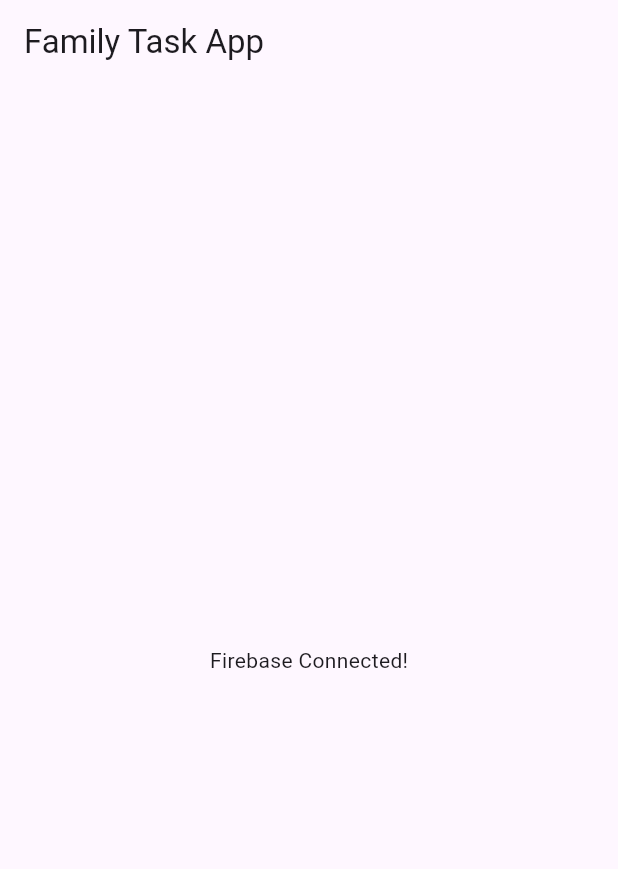
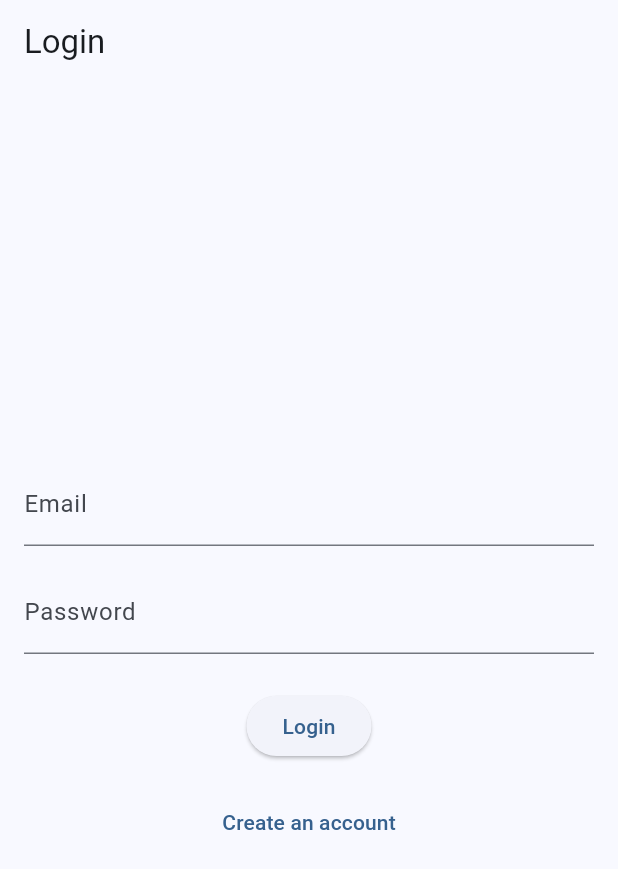
Before and after one commit to m-rameezkhan/family_task_app, a Flutter app: the screen it shows after launch, on a phone screen of 412 x 824 dp. Shown: the top 869 px of the screen. Run offline on Flutter 3.47's test engine with Material 3 defaults, Android fonts, the light colour scheme and no system bars; our stand-ins replace firebase_auth, firebase_core, flutter_bloc; accounts and stored records are empty; generated files the repository leaves out were written again.

Commit message:
feat: implement Firebase authentication

```diff
--- /dev/null
+++ b/lib/features/authentication/data/repositories/auth_repository.dart
@@ -0,0 +1,37 @@
+import 'package:firebase_auth/firebase_auth.dart';
+
+class AuthRepository {
+  final FirebaseAuth _firebaseAuth;
+
+  AuthRepository({
+    FirebaseAuth? firebaseAuth,
+  }) : _firebaseAuth = firebaseAuth ?? FirebaseAuth.instance;
+
+  Stream<User?> get authStateChanges => _firebaseAuth.authStateChanges();
+
+  User? get currentUser => _firebaseAuth.currentUser;
+
+  Future<UserCredential> signIn({
+    required String email,
+    required String password,
+  }) {
+    return _firebaseAuth.signInWithEmailAndPassword(
+      email: email,
+      password: password,
+    );
+  }
+
+  Future<UserCredential> signUp({
+    required String email,
+    required String password,
+  }) {
+    return _firebaseAuth.createUserWithEmailAndPassword(
+      email: email,
+      password: password,
+    );
+  }
+
+  Future<void> signOut() {
+    return _firebaseAuth.signOut();
+  }
+}
--- /dev/null
+++ b/lib/features/authentication/presentation/bloc/auth_bloc.dart
@@ -0,0 +1,81 @@
+import 'package:flutter_bloc/flutter_bloc.dart';
+import 'package:firebase_auth/firebase_auth.dart';
+
+import '../../data/repositories/auth_repository.dart';
+import 'auth_event.dart';
+import 'auth_state.dart';
+
+class AuthBloc extends Bloc<AuthEvent, AuthState> {
+  final AuthRepository _authRepository;
+
+  AuthBloc({
+    required this._authRepository,
+  }) : super(AuthInitial()) {
+    on<AuthCheckRequested>(_onAuthCheckRequested);
+    on<AuthLoginRequested>(_onLoginRequested);
+    on<AuthSignupRequested>(_onSignupRequested);
+    on<AuthLogoutRequested>(_onLogoutRequested);
+  }
+
+  Future<void> _onAuthCheckRequested(
+    AuthCheckRequested event,
+    Emitter<AuthState> emit,
+  ) async {
+    final user = _authRepository.currentUser;
+
+    if (user != null) {
+      emit(AuthAuthenticated(user));
+    } else {
+      emit(AuthUnauthenticated());
+    }
+  }
+
+  Future<void> _onLoginRequested(
+    AuthLoginRequested event,
+    Emitter<AuthState> emit,
+  ) async {
+    emit(AuthLoading());
+
+    try {
+      final result = await _authRepository.signIn(
+        email: event.email,
+        password: event.password,
+      );
+
+      emit(AuthAuthenticated(result.user!));
+    } on FirebaseAuthException catch (e) {
+      emit(AuthFailure(e.message ?? 'Login failed.'));
+    } catch (_) {
+      emit(AuthFailure('Something went wrong.'));
+    }
+  }
+
+  Future<void> _onSignupRequested(
+    AuthSignupRequested event,
+    Emitter<AuthState> emit,
+  ) async {
+    emit(AuthLoading());
+
+    try {
+      final result = await _authRepository.signUp(
+        email: event.email,
+        password: event.password,
+      );
+
+      emit(AuthAuthenticated(result.user!));
+    } on FirebaseAuthException catch (e) {
+      emit(AuthFailure(e.message ?? 'Signup failed.'));
+    } catch (_) {
+      emit(AuthFailure('Something went wrong.'));
+    }
+  }
+
+  Future<void> _onLogoutRequested(
+    AuthLogoutRequested event,
+    Emitter<AuthState> emit,
+  ) async {
+    await _authRepository.signOut();
+
+    emit(AuthUnauthenticated());
+  }
+}
--- /dev/null
+++ b/lib/features/authentication/presentation/bloc/auth_event.dart
@@ -0,0 +1,25 @@
+abstract class AuthEvent {}
+
+class AuthCheckRequested extends AuthEvent {}
+
+class AuthLoginRequested extends AuthEvent {
+  final String email;
+  final String password;
+
+  AuthLoginRequested({
+    required this.email,
+    required this.password,
+  });
+}
+
+class AuthSignupRequested extends AuthEvent {
+  final String email;
+  final String password;
+
+  AuthSignupRequested({
+    required this.email,
+    required this.password,
+  });
+}
+
+class AuthLogoutRequested extends AuthEvent {}
--- /dev/null
+++ b/lib/features/authentication/presentation/bloc/auth_state.dart
@@ -0,0 +1,21 @@
+import 'package:firebase_auth/firebase_auth.dart';
+
+abstract class AuthState {}
+
+class AuthInitial extends AuthState {}
+
+class AuthLoading extends AuthState {}
+
+class AuthAuthenticated extends AuthState {
+  final User user;
+
+  AuthAuthenticated(this.user);
+}
+
+class AuthUnauthenticated extends AuthState {}
+
+class AuthFailure extends AuthState {
+  final String message;
+
+  AuthFailure(this.message);
+}
--- /dev/null
+++ b/lib/features/authentication/presentation/pages/auth_gate.dart
@@ -0,0 +1,45 @@
+import 'package:flutter/material.dart';
+import 'package:flutter_bloc/flutter_bloc.dart';
+
+import '../../../dashboard/presentation/pages/dashboard_page.dart';
+import '../bloc/auth_bloc.dart';
+import '../bloc/auth_event.dart';
+import '../bloc/auth_state.dart';
+import 'login_page.dart';
+
+class AuthGate extends StatelessWidget {
+  const AuthGate({super.key});
+
+  @override
+  Widget build(BuildContext context) {
+    return BlocBuilder<AuthBloc, AuthState>(
+      builder: (context, state) {
+        if (state is AuthInitial) {
+          context.read<AuthBloc>().add(
+                AuthCheckRequested(),
+              );
+
+          return const Scaffold(
+            body: Center(
+              child: CircularProgressIndicator(),
+            ),
+          );
+        }
+
+        if (state is AuthLoading) {
+          return const Scaffold(
+            body: Center(
+              child: CircularProgressIndicator(),
+            ),
+          );
+        }
+
+        if (state is AuthAuthenticated) {
+          return const DashboardPage();
+        }
+
+        return const LoginPage();
+      },
+    );
+  }
+}
--- /dev/null
+++ b/lib/features/authentication/presentation/pages/login_page.dart
@@ -0,0 +1,92 @@
+import 'package:flutter/material.dart';
+import 'package:flutter_bloc/flutter_bloc.dart';
+
+import '../bloc/auth_bloc.dart';
+import '../bloc/auth_event.dart';
+import '../bloc/auth_state.dart';
+import 'signup_page.dart';
+
+class LoginPage extends StatefulWidget {
+  const LoginPage({super.key});
+
+  @override
+  State<LoginPage> createState() => _LoginPageState();
+}
+
+class _LoginPageState extends State<LoginPage> {
+  final _emailController = TextEditingController();
+  final _passwordController = TextEditingController();
+
+  @override
+  void dispose() {
+    _emailController.dispose();
+    _passwordController.dispose();
+    super.dispose();
+  }
+
+  void _login() {
+    context.read<AuthBloc>().add(
+      AuthLoginRequested(
+        email: _emailController.text.trim(),
+        password: _passwordController.text,
+      ),
+    );
+  }
+
+  @override
+  Widget build(BuildContext context) {
+    return Scaffold(
+      appBar: AppBar(title: const Text('Login')),
+      body: Padding(
+        padding: const EdgeInsets.all(16),
+        child: BlocListener<AuthBloc, AuthState>(
+          listener: (context, state) {
+            if (state is AuthFailure) {
+              ScaffoldMessenger.of(context)
+                  .showSnackBar(SnackBar(content: Text(state.message)));
+            }
+          },
+          child: Column(
+            mainAxisAlignment: MainAxisAlignment.center,
+            children: [
+              TextField(
+                controller: _emailController,
+                keyboardType: TextInputType.emailAddress,
+                decoration: const InputDecoration(labelText: 'Email'),
+              ),
+              const SizedBox(height: 16),
+              TextField(
+                controller: _passwordController,
+                obscureText: true,
+                decoration: const InputDecoration(labelText: 'Password'),
+              ),
+              const SizedBox(height: 24),
+              BlocBuilder<AuthBloc, AuthState>(
+                builder: (context, state) {
+                  if (state is AuthLoading) {
+                    return const CircularProgressIndicator();
+                  }
+
+                  return ElevatedButton(
+                    onPressed: _login,
+                    child: const Text('Login'),
+                  );
+                },
+              ),
+              const SizedBox(height: 16),
+              TextButton(
+                onPressed: () {
+                  Navigator.push(
+                    context,
+                    MaterialPageRoute(builder: (_) => const SignupPage()),
+                  );
+                },
+                child: const Text('Create an account'),
+              ),
+            ],
+          ),
+        ),
+      ),
+    );
+  }
+}
--- a/lib/main.dart
+++ b/lib/main.dart
@@ -1,6 +1,10 @@
 import 'package:firebase_core/firebase_core.dart';
 import 'package:flutter/material.dart';
+import 'package:flutter_bloc/flutter_bloc.dart';
 
+import 'features/authentication/data/repositories/auth_repository.dart';
+import 'features/authentication/presentation/bloc/auth_bloc.dart';
+import 'features/authentication/presentation/pages/auth_gate.dart';
 import 'firebase_options.dart';
 
 Future<void> main() async {
@@ -10,23 +14,41 @@ Future<void> main() async {
     options: DefaultFirebaseOptions.currentPlatform,
   );
 
-  runApp(const FamilyTaskApp());
+  final authRepository = AuthRepository();
+
+  runApp(
+    FamilyTaskApp(
+      authRepository: authRepository,
+    ),
+  );
 }
 
 class FamilyTaskApp extends StatelessWidget {
-  const FamilyTaskApp({super.key});
+  final AuthRepository authRepository;
+
+  const FamilyTaskApp({
+    super.key,
+    required this.authRepository,
+  });
 
   @override
   Widget build(BuildContext context) {
-    return MaterialApp(
-      debugShowCheckedModeBanner: false,
-      title: 'Family Task App',
-      home: Scaffold(
-        appBar: AppBar(
-          title: const Text('Family Task App'),
+    return RepositoryProvider.value(
+      value: authRepository,
+      child: BlocProvider(
+        create: (context) => AuthBloc(
+          authRepository: context.read<AuthRepository>(),
         ),
-        body: const Center(
-          child: Text('Firebase Connected!'),
+        child: MaterialApp(
+          debugShowCheckedModeBanner: false,
+          title: 'Family Task App',
+          theme: ThemeData(
+            colorScheme: ColorScheme.fromSeed(
+              seedColor: Colors.blue,
+            ),
+            useMaterial3: true,
+          ),
+          home: const AuthGate(),
         ),
       ),
     );
--- a/pubspec.yaml
+++ b/pubspec.yaml
@@ -35,6 +35,8 @@ dependencies:
   # Use with the CupertinoIcons class for iOS style icons.
   cupertino_icons: ^1.0.8
   firebase_core: ^4.13.0
+  firebase_auth: ^6.5.7
+  flutter_bloc: ^9.1.1
 
 dev_dependencies:
   flutter_test:
```
Also changed, not shown: lib/features/authentication/presentation/pages/signup_page.dart (added, +109 -0 lines), lib/features/dashboard/presentation/pages/dashboard_page.dart (added, +34 -0 lines), pubspec.lock, 3 other files.
